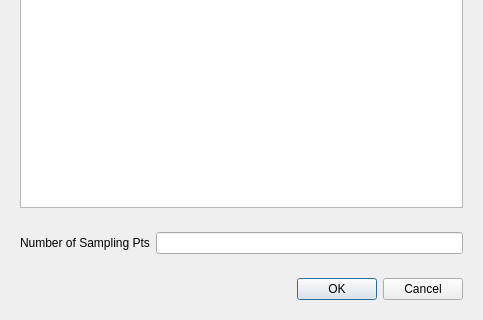
The window that Code/Source/Plugins/org.sv.gui.qt.modeling/src/internal/svSegSelectionWidget.ui (SimVascular/SimVascular) describes before a commit, drawn with Qt 5; both pictures show x 0 to 483 and y 329 to 649 of the 483 by 649 pixel window.
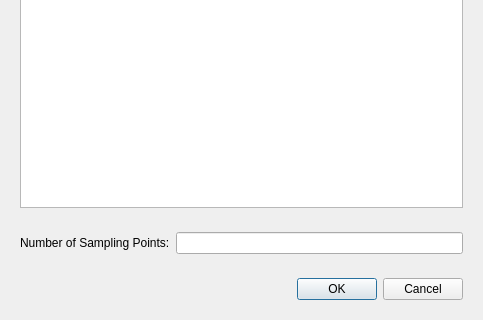
The same window after the commit.

```diff
--- a/Code/Source/Plugins/org.sv.gui.qt.modeling/src/internal/svSegSelectionWidget.ui
+++ b/Code/Source/Plugins/org.sv.gui.qt.modeling/src/internal/svSegSelectionWidget.ui
@@ -49,7 +49,7 @@
       <item>
        <widget class="QLabel" name="label_2">
         <property name="text">
-         <string>Number of Sampling Pts</string>
+         <string>Number of Sampling Points:</string>
         </property>
        </widget>
       </item>
```
